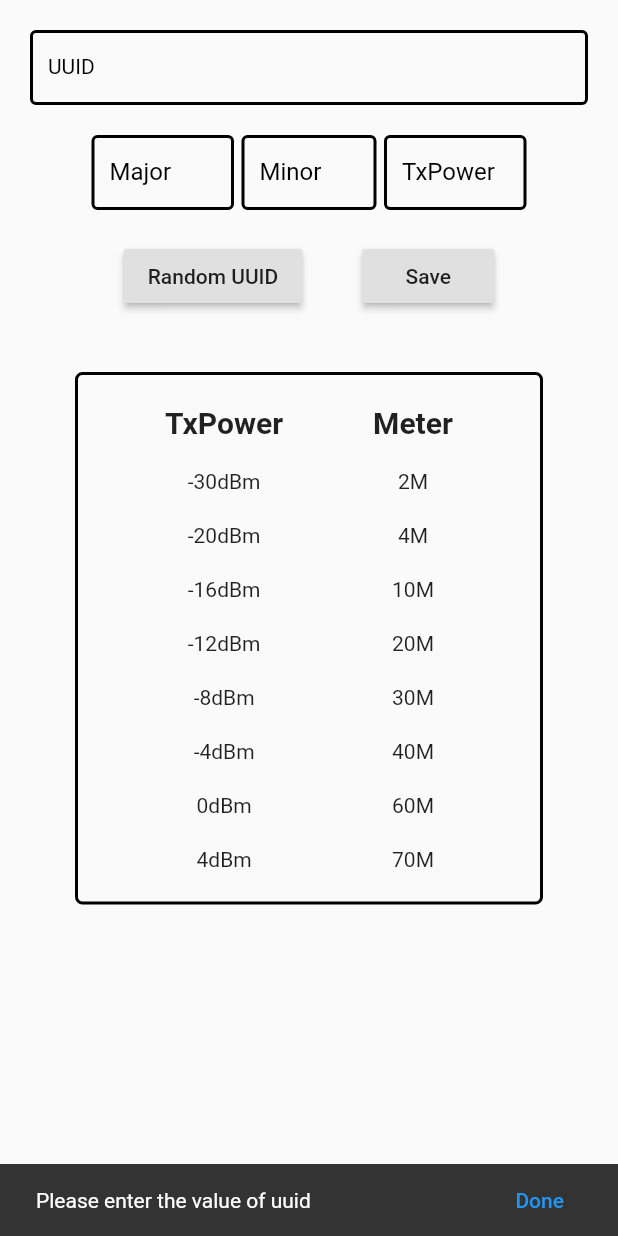
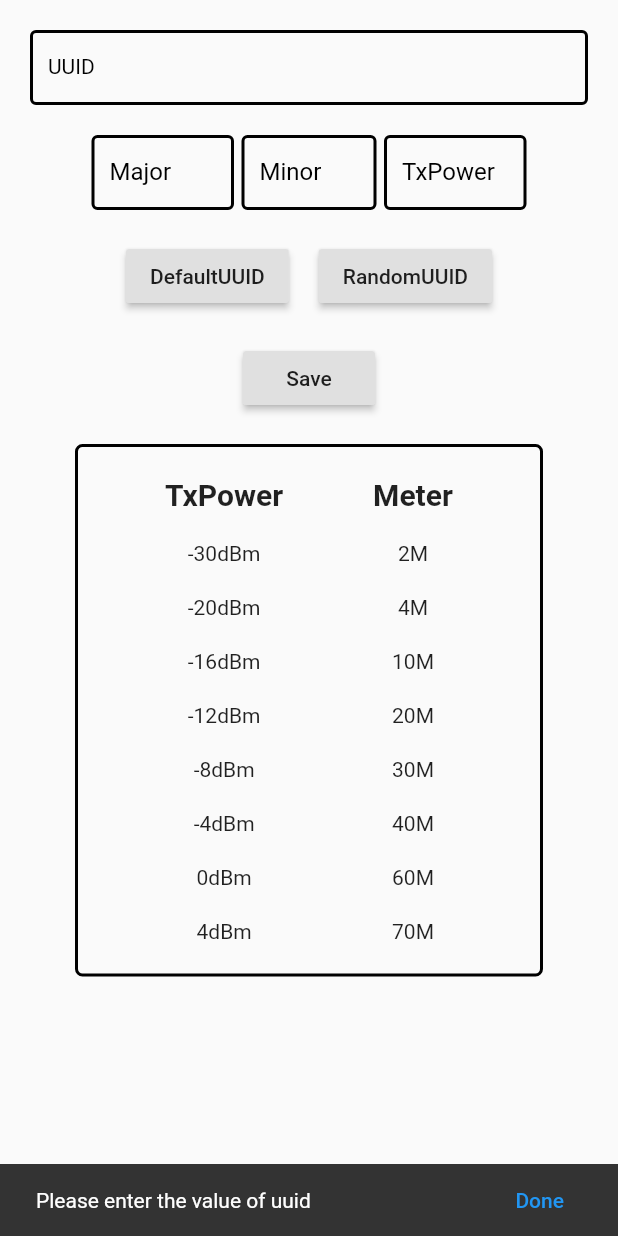
Before and after one commit to Hitbee-dev/BLE_Create_flutter, a Flutter app: the Setting screen opened by its route, after a tap on "Save", on a phone screen of 412 x 824 dp. Run offline on Flutter 3.47's test engine with Material 2 defaults, Android fonts, the phone set to English and light mode, and no system bars; our stand-ins replace get; missing offline and left inert: beacon_broadcast.

Commit message:
UUID input Bug fix & Arduino Code Modify(feat.k9714)

```diff
--- a/lib/home/setting.dart
+++ b/lib/home/setting.dart
@@ -16,6 +16,7 @@ class Setting extends StatefulWidget {
 class _SettingState extends State<Setting> {
   final scaffoldKey = GlobalKey<ScaffoldState>();
   String initUUID = "";
+  String uuid_buffer = "39ED98FF-2900-441A-802F-9C398FC199D2";
   String randomUUID = (Uuid()).v4();
   TextEditingController saved_uuid;
   TextEditingController saved_major;
@@ -53,9 +54,13 @@ class _SettingState extends State<Setting> {
                   _MinorLayout(),
                   _TxPowerLayout()
                 ]),
+                Row(mainAxisAlignment: MainAxisAlignment.center, children: [
+                  _UUIDButton("DefaultUUID", uuid_buffer, 5, 10),
+                  _UUIDButton("RandomUUID", randomUUID, 10, 5),
+                ]),
                 Row(
                     mainAxisAlignment: MainAxisAlignment.center,
-                    children: [_RandomUUIDButton(), _SaveButton()]),
+                    children: [_SaveButton()]),
                 _txpowerInfo()
               ],
             ),
@@ -170,14 +175,14 @@ class _SettingState extends State<Setting> {
     );
   }
 
-  Widget _RandomUUIDButton() {
+  Widget _UUIDButton(String uuidName, String uuid, double left, double right) {
     return Padding(
-      padding: EdgeInsets.only(left: 5, right: 20, top: 20),
+      padding: EdgeInsets.only(left: left, right: right, top: 20),
       child: RaisedButton(
-          child: Text("Random UUID"),
+          child: Text(uuidName),
           onPressed: () {
             setState(() {
-              saved_uuid.text = randomUUID;
+              saved_uuid.text = uuid;
             });
           }),
     );
@@ -185,13 +190,25 @@ class _SettingState extends State<Setting> {
 
   Widget _SaveButton() {
     return Padding(
-      padding: EdgeInsets.only(left: 20, right: 5, top: 20),
+      padding: EdgeInsets.only(left: 5, right: 5, top: 20),
       child: RaisedButton(
           child: Text("Save"),
           onPressed: () {
             setState(() {
-              if (saved_uuid.text == "") {
-                SnackPrint("Please enter the value of uuid");
+              if (saved_uuid.text.length != 36) {
+                if (saved_uuid.text.length == 32) {
+                  saved_uuid.text = saved_uuid.text.substring(0, 8) +
+                      "-" +
+                      saved_uuid.text.substring(8, 12) +
+                      "-" +
+                      saved_uuid.text.substring(12, 16) +
+                      "-" +
+                      saved_uuid.text.substring(16, 20) +
+                      "-" +
+                      saved_uuid.text.substring(20);
+                } else {
+                  SnackPrint("Please enter the value of uuid");
+                }
               } else if (saved_major.text == "") {
                 SnackPrint("Please enter the value of major");
               } else if (saved_minor.text == "") {
@@ -206,6 +223,7 @@ class _SettingState extends State<Setting> {
                         minor: saved_minor.text,
                         txpower: saved_txpower.text));
               }
+              //print("uuid length : ${saved_uuid.text.length}"); //36
             });
           }),
     );
@@ -213,7 +231,7 @@ class _SettingState extends State<Setting> {
 
   Widget _txpowerInfo() {
     return Container(
-      margin: EdgeInsets.only(left: 50, right: 50, top: 40, bottom: 20),
+      margin: EdgeInsets.only(left: 50, right: 50, top: 20, bottom: 20),
       decoration: BoxDecoration(
           borderRadius: BorderRadius.circular(5.0),
           border: Border.all(color: Colors.black, width: 2)),
```
Also changed, not shown: 121 other files.
